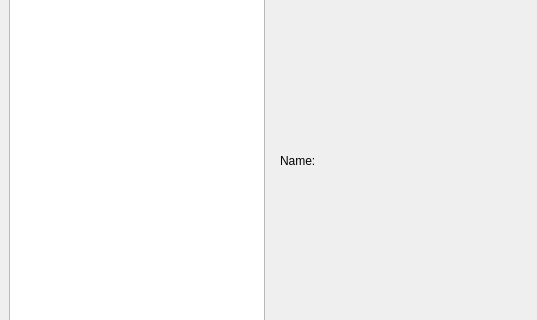
Before: the Qt Designer form src/memory_atlas/editor/main_window.ui in SAD-Eng/mat, drawn with Qt 5; both pictures show x 0 to 537 and y 138 to 458 of the 800 by 600 pixel window.
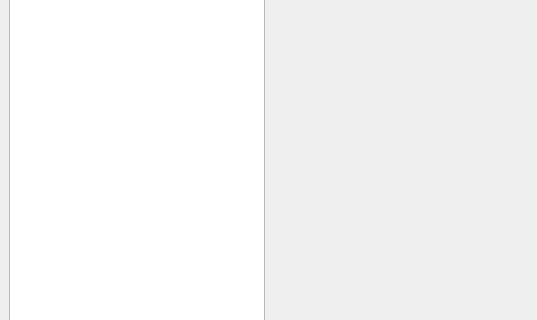
After: the same form once the commit is applied.

Commit message: MAT-4: WIP on the GUI - basic editing of BOM text fields is working, Save wired up and working

Diff of the .ui file:
```diff
--- a/src/memory_atlas/editor/main_window.ui
+++ b/src/memory_atlas/editor/main_window.ui
@@ -19,19 +19,7 @@
           <widget class="QTreeView" name="atlasTree"/>
         </item>
         <item row="0" column="1">
-          <widget class="QStackedWidget" name="detailsPanelStack">
-            <widget class="QWidget" name="bomDetailPanel">
-              <layout class="QGridLayout">
-                <item row="0" column="0">
-                  <widget class="QLabel" name="label">
-                    <property name="text">
-                      <string>Name:</string>
-                    </property>
-                  </widget>
-                </item>
-              </layout>
-            </widget>
-          </widget>
+          <widget class="QStackedWidget" name="detailsPanelStack"/>
         </item>
       </layout>
     </widget>
```
Left out of the diff: 12 changed lines with no effect on the pictures. The commit also changes 5 other files.
